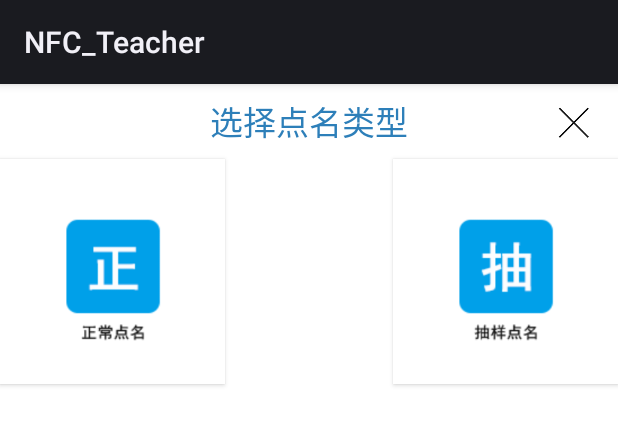
After one commit to NFCXiangMuZu/NFC_teacher, an Android app: the layout attendence_type_window.xml on its own in the app's theme, with its tools: preview values and no code run, on a phone screen of 412 x 824 dp. The commit adds this screen. Shown: the top 425 px of the screen. Run offline under Robolectric (Android 15) with nearby library versions, the phone set to English and light mode, and no system bars.

Commit message:
抽点功能修改完成

```diff
--- a/app/src/main/java/com/example/compaq/nfc_teacher/CreateNameList.java
+++ b/app/src/main/java/com/example/compaq/nfc_teacher/CreateNameList.java
@@ -106,7 +106,7 @@ public class CreateNameList{
                 do{
                     System.out.println("======遍历======"+cursor.getString(0)+"=======表名======");
                     //db_list_str[i]=cursor.getString(0);
-                    if(i>1){
+                    if(i>3){
                         db_list_str_2.add(cursor.getString(0));
                         try {
                             System.out.println(cursor.getString(0)+".txt");
--- /dev/null
+++ b/app/src/main/res/layout/attendence_type_window.xml
@@ -0,0 +1,57 @@
+<?xml version="1.0" encoding="utf-8"?>
+<RelativeLayout xmlns:android="http://schemas.android.com/apk/res/android"
+    android:layout_width="match_parent" android:layout_height="match_parent"
+    android:id="@+id/attendence_type_window_layout"
+    android:background="#fff"
+    >
+
+    <RelativeLayout
+        android:layout_width="match_parent"
+        android:layout_height="50dp"
+        android:background="#fff"
+        android:layout_alignParentTop="true"
+        android:id="@+id/attendence_type_window_NB"
+        >
+
+        <Button
+            android:layout_width="50dp"
+            android:layout_height="50dp"
+            android:layout_alignParentRight="true"
+            android:background="@drawable/close_button_low"
+            android:layout_marginRight="5dp"
+            android:layout_centerVertical="true"
+            android:id="@+id/attendence_type_window_close_button"
+
+            />
+
+        <TextView
+            android:layout_width="wrap_content"
+            android:layout_height="wrap_content"
+            android:id="@+id/attendence_type_window_title"
+            android:text="选择点名类型"
+            android:textSize="10pt"
+            android:textColor="#2d7fb9"
+            android:layout_centerInParent="true"
+            android:layout_marginLeft="10dp"
+            />
+
+    </RelativeLayout>
+
+    <Button
+        android:layout_width="150dp"
+        android:layout_height="150dp"
+        android:id="@+id/attendence_type_window_normal_button"
+        android:layout_alignParentLeft="true"
+        android:layout_below="@id/attendence_type_window_NB"
+        android:background="@drawable/normal_attendence_button"
+        />
+    <Button
+        android:layout_width="150dp"
+        android:layout_height="150dp"
+        android:id="@+id/attendence_type_window_choudian_button"
+        android:layout_alignParentRight="true"
+        android:layout_below="@id/attendence_type_window_NB"
+        android:background="@drawable/choudian_attendence_button"
+        />
+
+</RelativeLayout>
```
Also changed, not shown: app/src/main/java/com/example/compaq/nfc_teacher/ChouDianActivity.java (+20 -12 lines), app/src/main/java/com/example/compaq/nfc_teacher/MainActivity.java (+54 -4 lines), app/src/main/java/com/example/compaq/nfc_teacher/NormalAttendence.java (+7 -8 lines), app/src/main/res/layout/normalattendence.xml (+0 -14 lines), app/src/main/res/drawable/choudian_attendence_button.png (added), app/src/main/res/drawable/normal_attendence_button.png (added).
